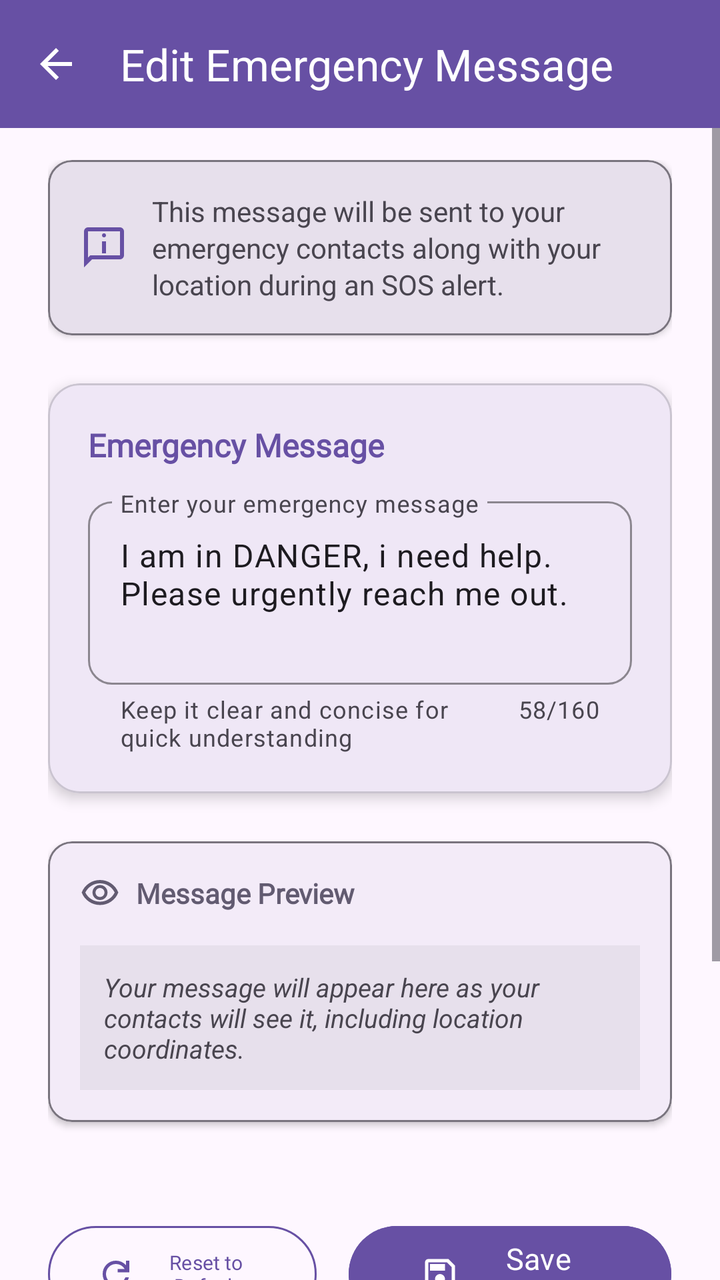
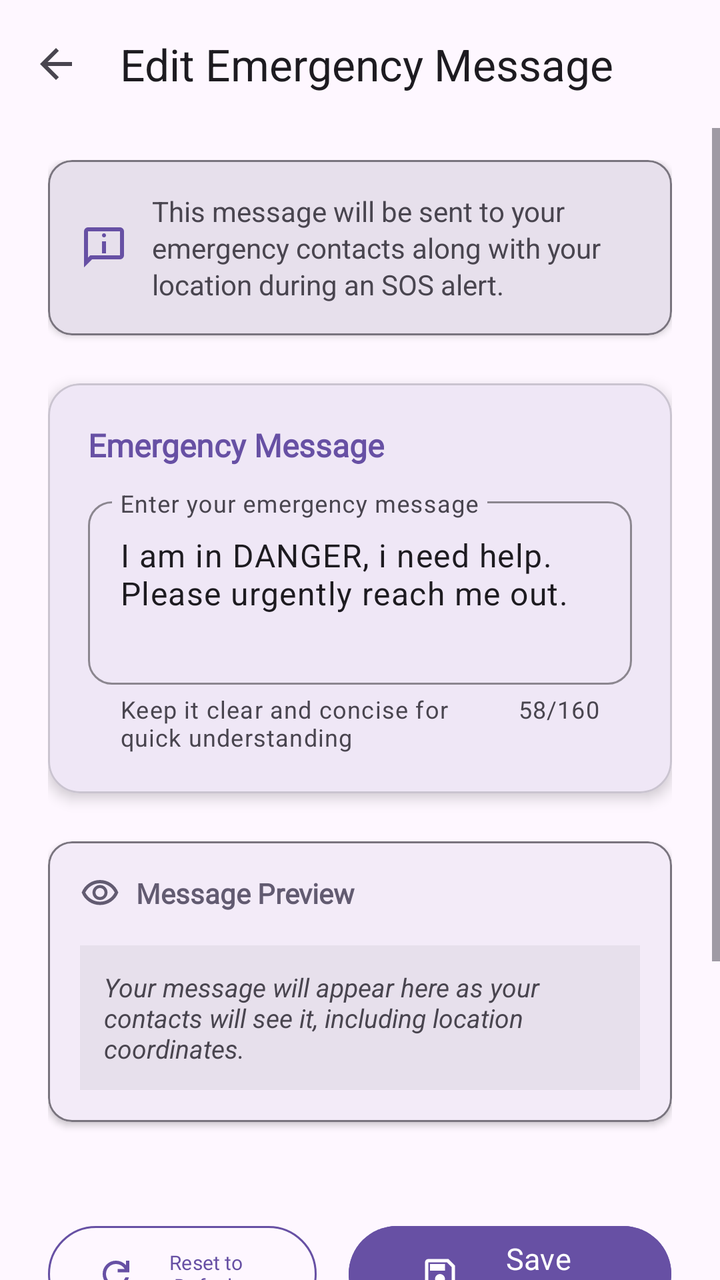

Before-and-after screenshots of an Android layout around one commit, followed by the original layout XML and the change that was made.
<!-- AndroidManifest.xml: application theme Theme.SOS -->
<!-- res/layout/activity_edit_message.xml -->
<?xml version="1.0" encoding="utf-8"?>
<androidx.constraintlayout.widget.ConstraintLayout
    xmlns:android="http://schemas.android.com/apk/res/android"
    xmlns:app="http://schemas.android.com/apk/res-auto"
    xmlns:tools="http://schemas.android.com/tools"
    android:layout_width="match_parent"
    android:layout_height="match_parent"
    tools:context=".EditMessageActivity">

    
    <com.google.android.material.appbar.AppBarLayout
        android:id="@+id/appBarLayout"
        android:layout_width="match_parent"
        android:layout_height="wrap_content"
        android:elevation="4dp"
        app:elevation="4dp"
        app:layout_constraintLeft_toLeftOf="parent"
        app:layout_constraintRight_toRightOf="parent"
        app:layout_constraintTop_toTopOf="parent">

        <com.google.android.material.appbar.MaterialToolbar
            android:id="@+id/topAppBar"
            android:layout_width="match_parent"
            android:layout_height="?attr/actionBarSize"
            android:background="?attr/colorPrimary"
            app:title="Edit Emergency Message"
            app:titleTextColor="?attr/colorOnPrimary"
            app:navigationIcon="@drawable/arrow_back"
            app:navigationIconTint="?attr/colorOnPrimary" />

    </com.google.android.material.appbar.AppBarLayout>

    <ScrollView
        android:layout_width="match_parent"
        android:layout_height="0dp"
        android:fillViewport="true"
        app:layout_constraintEnd_toEndOf="parent"
        app:layout_constraintStart_toStartOf="parent"
        app:layout_constraintTop_toBottomOf="@+id/appBarLayout"
        app:layout_constraintBottom_toBottomOf="parent">


        <LinearLayout
            android:layout_width="match_parent"
            android:layout_height="wrap_content"
            android:orientation="vertical"
            android:paddingStart="24dp"
            android:paddingTop="16dp"
            android:paddingEnd="24dp"
            android:paddingBottom="24dp"
            app:layout_constraintEnd_toEndOf="parent"
            app:layout_constraintStart_toStartOf="parent"
            app:layout_constraintTop_toBottomOf="@+id/topAppBar">

            
            <com.google.android.material.card.MaterialCardView
                android:layout_width="match_parent"
                android:layout_height="wrap_content"
                android:layout_marginBottom="24dp"
                app:cardBackgroundColor="?attr/colorSurfaceVariant"
                app:cardCornerRadius="12dp"
                app:cardElevation="2dp"
                app:strokeColor="?attr/colorOutline"
                app:strokeWidth="1dp">

                <LinearLayout
                    android:layout_width="match_parent"
                    android:layout_height="wrap_content"
                    android:gravity="center_vertical"
                    android:orientation="horizontal"
                    android:padding="16dp">

                    <ImageView
                        android:layout_width="24dp"
                        android:layout_height="24dp"
                        android:layout_marginEnd="12dp"
                        android:contentDescription="Information icon"
                        android:src="@drawable/chat_info"
                        app:tint="?attr/colorPrimary" />

                    <TextView
                        android:layout_width="0dp"
                        android:layout_height="wrap_content"
                        android:layout_weight="1"
                        android:lineSpacingExtra="2dp"
                        android:text="This message will be sent to your emergency contacts along with your location during an SOS alert."
                        android:textColor="?attr/colorOnSurfaceVariant"
                        android:textSize="14sp" />

                </LinearLayout>

            </com.google.android.material.card.MaterialCardView>

            
            <com.google.android.material.card.MaterialCardView
                android:layout_width="match_parent"
                android:layout_height="wrap_content"
                android:layout_marginBottom="24dp"
                app:cardBackgroundColor="?attr/colorSurface"
                app:cardCornerRadius="16dp"
                app:cardElevation="4dp">

                <LinearLayout
                    android:layout_width="match_parent"
                    android:layout_height="wrap_content"
                    android:orientation="vertical"
                    android:padding="20dp">

                    <TextView
                        android:layout_width="wrap_content"
                        android:layout_height="wrap_content"
                        android:layout_marginBottom="12dp"
                        android:fontFamily="@font/roboto_medium"
                        android:text="Emergency Message"
                        android:textColor="?attr/colorPrimary"
                        android:textSize="16sp"
                        android:textStyle="bold" />

                    <com.google.android.material.textfield.TextInputLayout
                        android:layout_width="match_parent"
                        android:layout_height="wrap_content"
                        android:hint="Enter your emergency message"
                        app:boxBackgroundMode="outline"
                        app:boxCornerRadiusBottomEnd="12dp"
                        app:boxCornerRadiusBottomStart="12dp"
                        app:boxCornerRadiusTopEnd="12dp"
                        app:boxCornerRadiusTopStart="12dp"
                        app:boxStrokeColor="?attr/colorPrimary"
                        app:counterEnabled="true"
                        app:counterMaxLength="160"
                        app:helperText="Keep it clear and concise for quick understanding"
                        app:helperTextTextColor="?attr/colorOnSurfaceVariant"
                        app:hintTextColor="?attr/colorOnSurfaceVariant">

                        <com.google.android.material.textfield.TextInputEditText
                            android:id="@+id/etMessage"
                            android:layout_width="match_parent"
                            android:layout_height="wrap_content"
                            android:gravity="top|start"
                            android:inputType="textMultiLine|textCapSentences"
                            android:maxLines="6"
                            android:minLines="3"
                            android:padding="16dp"
                            android:text="@string/edit_message"
                            android:textColor="?android:attr/textColorPrimary"
                            android:textSize="16sp" />

                    </com.google.android.material.textfield.TextInputLayout>

                </LinearLayout>

            </com.google.android.material.card.MaterialCardView>

            
            <com.google.android.material.card.MaterialCardView
                android:layout_width="match_parent"
                android:layout_height="wrap_content"
                android:layout_marginBottom="32dp"
                app:cardBackgroundColor="?attr/colorSurface"
                app:cardCornerRadius="12dp"
                app:cardElevation="2dp"
                app:strokeColor="?attr/colorOutline"
                app:strokeWidth="1dp">

                <LinearLayout
                    android:layout_width="match_parent"
                    android:layout_height="wrap_content"
                    android:orientation="vertical"
                    android:padding="16dp">

                    <LinearLayout
                        android:layout_width="match_parent"
                        android:layout_height="wrap_content"
                        android:layout_marginBottom="12dp"
                        android:gravity="center_vertical"
                        android:orientation="horizontal">

                        <ImageView
                            android:layout_width="20dp"
                            android:layout_height="20dp"
                            android:layout_marginEnd="8dp"
                            android:contentDescription="Preview icon"
                            android:src="@drawable/visibility"
                            app:tint="?attr/colorSecondary" />

                        <TextView
                            android:layout_width="wrap_content"
                            android:layout_height="wrap_content"
                            android:fontFamily="@font/roboto_medium"
                            android:text="Message Preview"
                            android:textColor="?attr/colorSecondary"
                            android:textSize="14sp"
                            android:textStyle="bold" />

                    </LinearLayout>

                    <TextView
                        android:layout_width="match_parent"
                        android:layout_height="wrap_content"
                        android:layout_marginTop="4dp"
                        android:background="?attr/colorSurfaceVariant"
                        android:padding="12dp"
                        android:text="Your message will appear here as your contacts will see it, including location coordinates."
                        android:textColor="?attr/colorOnSurfaceVariant"
                        android:textSize="13sp"
                        android:textStyle="italic" />

                </LinearLayout>

            </com.google.android.material.card.MaterialCardView>

            
            <LinearLayout
                android:layout_width="match_parent"
                android:layout_height="wrap_content"
                android:layout_marginTop="16dp"
                android:gravity="center"
                android:orientation="horizontal">

                
                <com.google.android.material.button.MaterialButton
                    android:id="@+id/btnReset"
                    style="@style/Widget.Material3.Button.OutlinedButton"
                    android:layout_width="0dp"
                    android:layout_height="56dp"
                    android:layout_marginEnd="8dp"
                    android:layout_weight="1"
                    android:fontFamily="@font/roboto_medium"
                    android:text="Reset to Default"
                    android:textAllCaps="false"
                    android:textColor="?attr/colorPrimary"
                    android:textSize="10sp"
                    app:cornerRadius="28dp"
                    app:icon="@drawable/refresh"
                    app:iconSize="20dp"
                    app:strokeColor="?attr/colorPrimary" />

                
                <com.google.android.material.button.MaterialButton
                    android:id="@+id/btnSave"
                    android:layout_width="0dp"
                    android:layout_height="56dp"
                    android:layout_marginStart="8dp"
                    android:layout_weight="1.2"
                    android:backgroundTint="?attr/colorPrimary"
                    android:elevation="3dp"
                    android:fontFamily="@font/roboto_medium"
                    android:text="Save Message"
                    android:textAllCaps="false"
                    android:textColor="?attr/colorOnPrimary"
                    android:textSize="15sp"
                    app:cornerRadius="28dp"
                    app:icon="@drawable/save"
                    app:iconGravity="textStart"
                    app:iconSize="20dp"
                    app:rippleColor="?attr/colorOnPrimary" />

            </LinearLayout>

            
            <com.google.android.material.card.MaterialCardView
                android:layout_width="match_parent"
                android:layout_height="wrap_content"
                android:layout_marginTop="24dp"
                app:cardBackgroundColor="?attr/colorTertiaryContainer"
                app:cardCornerRadius="12dp"
                app:cardElevation="1dp"
                app:strokeColor="?attr/colorTertiary"
                app:strokeWidth="1dp">

                <LinearLayout
                    android:layout_width="match_parent"
                    android:layout_height="wrap_content"
                    android:orientation="vertical"
                    android:padding="16dp">

                    <LinearLayout
                        android:layout_width="match_parent"
                        android:layout_height="wrap_content"
                        android:layout_marginBottom="8dp"
                        android:gravity="center_vertical"
                        android:orientation="horizontal">

                        <ImageView
                            android:layout_width="20dp"
                            android:layout_height="20dp"
                            android:layout_marginEnd="8dp"
                            android:contentDescription="Tips icon"
                            android:src="@drawable/lightbulb"
                            app:tint="?attr/colorTertiary" />

                        <TextView
                            android:layout_width="wrap_content"
                            android:layout_height="wrap_content"
                            android:fontFamily="@font/roboto_medium"
                            android:text="Quick Tips"
                            android:textColor="?attr/colorOnTertiaryContainer"
                            android:textSize="14sp"
                            android:textStyle="bold" />

                    </LinearLayout>

                    <TextView
                        android:layout_width="match_parent"
                        android:layout_height="wrap_content"
                        android:lineSpacingExtra="2dp"
                        android:text="• Keep your message brief but informative\n• Include your name for easy identification\n• Mention any specific medical conditions if relevant\n• Your location will be automatically added"
                        android:textColor="?attr/colorOnTertiaryContainer"
                        android:textSize="13sp" />

                </LinearLayout>

            </com.google.android.material.card.MaterialCardView>

        </LinearLayout>
    </ScrollView>

</androidx.constraintlayout.widget.ConstraintLayout>
<!-- resources referenced by this layout -->
<resources>
  <!-- drawable arrow_back (drawable) -->
  <vector xmlns:android="http://schemas.android.com/apk/res/android"
      android:width="24dp"
      android:height="24dp"
      android:viewportWidth="960"
      android:viewportHeight="960"
      android:tint="?attr/colorControlNormal"
      android:autoMirrored="true">
    <path
        android:fillColor="@android:color/white"
        android:pathData="M313,520L537,744L480,800L160,480L480,160L537,216L313,440L800,440L800,520L313,520Z"/>
  </vector>
  <!-- drawable lightbulb (drawable) -->
  <vector xmlns:android="http://schemas.android.com/apk/res/android"
      android:width="24dp"
      android:height="24dp"
      android:viewportWidth="960"
      android:viewportHeight="960"
      android:tint="?attr/colorControlNormal">
    <path
        android:fillColor="@android:color/white"
        android:pathData="M480,880Q447,880 423.5,856.5Q400,833 400,800L560,800Q560,833 536.5,856.5Q513,880 480,880ZM320,760L320,680L640,680L640,760L320,760ZM330,640Q261,599 220.5,530Q180,461 180,380Q180,255 267.5,167.5Q355,80 480,80Q605,80 692.5,167.5Q780,255 780,380Q780,461 739.5,530Q699,599 630,640L330,640ZM354,560L606,560Q651,528 675.5,481Q700,434 700,380Q700,288 636,224Q572,160 480,160Q388,160 324,224Q260,288 260,380Q260,434 284.5,481Q309,528 354,560ZM480,560Q480,560 480,560Q480,560 480,560Q480,560 480,560Q480,560 480,560Q480,560 480,560Q480,560 480,560Q480,560 480,560Q480,560 480,560Z"/>
  </vector>
  <!-- drawable refresh (drawable) -->
  <vector xmlns:android="http://schemas.android.com/apk/res/android"
      android:width="24dp"
      android:height="24dp"
      android:viewportWidth="960"
      android:viewportHeight="960"
      android:tint="?attr/colorControlNormal">
    <path
        android:fillColor="@android:color/white"
        android:pathData="M480,800Q346,800 253,707Q160,614 160,480Q160,346 253,253Q346,160 480,160Q549,160 612,188.5Q675,217 720,270L720,160L800,160L800,440L520,440L520,360L688,360Q656,304 600.5,272Q545,240 480,240Q380,240 310,310Q240,380 240,480Q240,580 310,650Q380,720 480,720Q557,720 619,676Q681,632 706,560L790,560Q762,666 676,733Q590,800 480,800Z"/>
  </vector>
  <!-- drawable save (drawable) -->
  <vector xmlns:android="http://schemas.android.com/apk/res/android"
      android:width="24dp"
      android:height="24dp"
      android:viewportWidth="960"
      android:viewportHeight="960"
      android:tint="?attr/colorControlNormal">
    <path
        android:fillColor="@android:color/white"
        android:pathData="M840,280L840,760Q840,793 816.5,816.5Q793,840 760,840L200,840Q167,840 143.5,816.5Q120,793 120,760L120,200Q120,167 143.5,143.5Q167,120 200,120L680,120L840,280ZM760,314L646,200L200,200Q200,200 200,200Q200,200 200,200L200,760Q200,760 200,760Q200,760 200,760L760,760Q760,760 760,760Q760,760 760,760L760,314ZM480,720Q530,720 565,685Q600,650 600,600Q600,550 565,515Q530,480 480,480Q430,480 395,515Q360,550 360,600Q360,650 395,685Q430,720 480,720ZM240,400L600,400L600,240L240,240L240,400ZM200,314L200,760Q200,760 200,760Q200,760 200,760L200,760Q200,760 200,760Q200,760 200,760L200,200Q200,200 200,200Q200,200 200,200L200,200L200,314Z"/>
  </vector>
  <string name="edit_message">I am in DANGER, i need help. Please urgently reach me out.</string>
  <style name="Theme.SOS" parent="Base.Theme.SOS" />
  <style name="Base.Theme.SOS" parent="Theme.Material3.Light.NoActionBar">
          
          
  
  
  
  
  
      </style>
  <!-- unchanged entries left out for length: 2 -->
</resources>

<!-- the commit's change to res/layout/activity_edit_message.xml (unified diff, before → after) -->
@@ -3,6 +3,7 @@
     xmlns:android="http://schemas.android.com/apk/res/android"
     xmlns:app="http://schemas.android.com/apk/res-auto"
     xmlns:tools="http://schemas.android.com/tools"
+    android:id="@+id/main"
     android:layout_width="match_parent"
     android:layout_height="match_parent"
     tools:context=".EditMessageActivity">
@@ -22,11 +23,8 @@
             android:id="@+id/topAppBar"
             android:layout_width="match_parent"
             android:layout_height="?attr/actionBarSize"
-            android:background="?attr/colorPrimary"
             app:title="Edit Emergency Message"
-            app:titleTextColor="?attr/colorOnPrimary"
-            app:navigationIcon="@drawable/arrow_back"
-            app:navigationIconTint="?attr/colorOnPrimary" />
+            app:navigationIcon="@drawable/arrow_back"/>
 
     </com.google.android.material.appbar.AppBarLayout>
 
